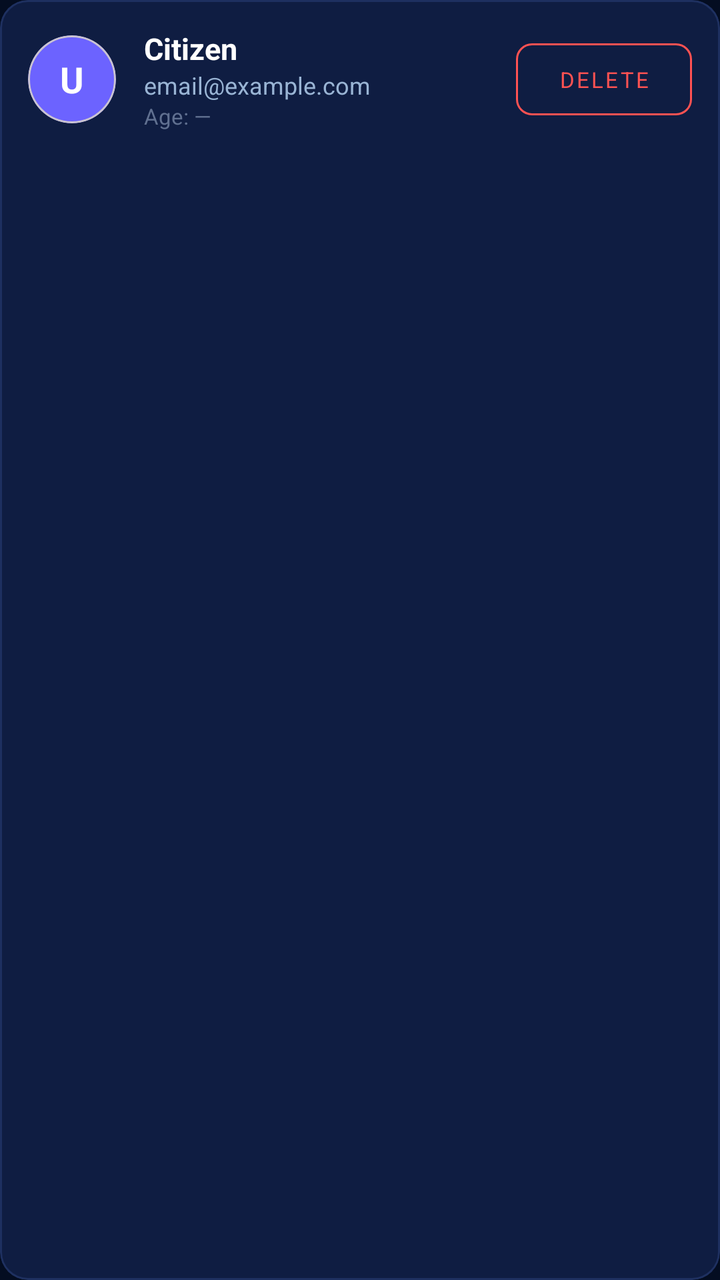
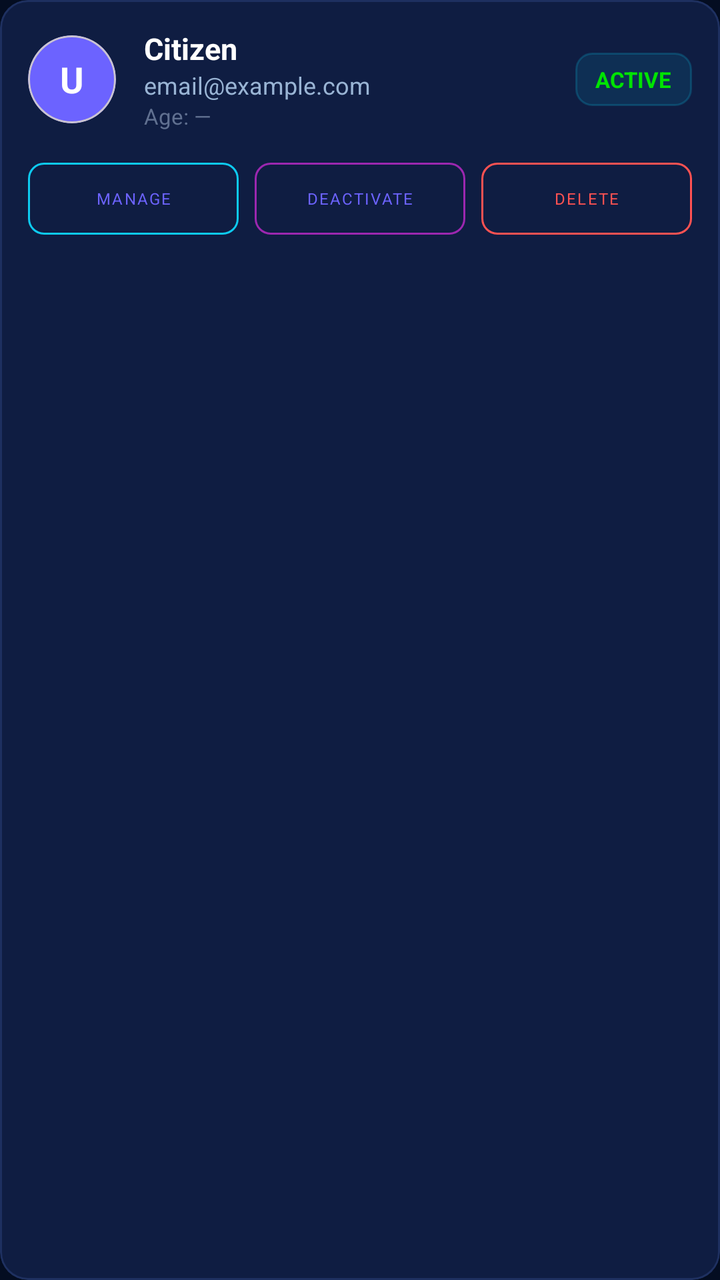

Before-and-after screenshots of an Android layout around one commit, followed by the original layout XML and the change that was made.
<!-- AndroidManifest.xml: application theme Theme.AirQuiltyMeter -->
<!-- res/layout/item_citizen_admin.xml -->
<?xml version="1.0" encoding="utf-8"?>
<com.google.android.material.card.MaterialCardView
    xmlns:android="http://schemas.android.com/apk/res/android"
    xmlns:app="http://schemas.android.com/apk/res-auto"
    android:layout_width="match_parent"
    android:layout_height="wrap_content"
    android:layout_marginBottom="10dp"
    app:cardBackgroundColor="@color/color_card"
    app:cardCornerRadius="14dp"
    app:strokeColor="@color/color_card_stroke"
    app:strokeWidth="1dp">

    <LinearLayout
        android:layout_width="match_parent"
        android:layout_height="wrap_content"
        android:orientation="horizontal"
        android:gravity="center_vertical"
        android:padding="14dp">

        
        <com.google.android.material.card.MaterialCardView
            android:layout_width="44dp"
            android:layout_height="44dp"
            android:layout_marginEnd="14dp"
            app:cardBackgroundColor="@color/color_primary"
            app:cardCornerRadius="22dp"
            app:cardElevation="0dp">
            <TextView
                android:id="@+id/tv_avatar"
                android:layout_width="match_parent"
                android:layout_height="match_parent"
                android:gravity="center"
                android:text="U"
                android:textColor="@color/white"
                android:textSize="18sp"
                android:textStyle="bold" />
        </com.google.android.material.card.MaterialCardView>

        
        <LinearLayout
            android:layout_width="0dp"
            android:layout_height="wrap_content"
            android:layout_weight="1"
            android:orientation="vertical">

            <TextView
                android:id="@+id/tv_name"
                android:layout_width="wrap_content"
                android:layout_height="wrap_content"
                android:text="Citizen"
                android:textColor="@color/white"
                android:textSize="15sp"
                android:textStyle="bold" />

            <TextView
                android:id="@+id/tv_email"
                android:layout_width="wrap_content"
                android:layout_height="wrap_content"
                android:text="email@example.com"
                android:textColor="@color/color_text_secondary"
                android:textSize="12sp" />

            <TextView
                android:id="@+id/tv_age"
                android:layout_width="wrap_content"
                android:layout_height="wrap_content"
                android:text="Age: —"
                android:textColor="@color/color_hint"
                android:textSize="11sp" />
        </LinearLayout>

        
        <com.google.android.material.button.MaterialButton
            android:id="@+id/btn_delete"
            android:layout_width="wrap_content"
            android:layout_height="wrap_content"
            android:text="Delete"
            android:textSize="11sp"
            style="@style/Widget.MaterialComponents.Button.OutlinedButton"
            app:strokeColor="@color/color_error"
            android:textColor="@color/color_error"
            app:cornerRadius="8dp" />

    </LinearLayout>
</com.google.android.material.card.MaterialCardView>
<!-- resources referenced by this layout -->
<resources>
  <color name="color_card">#0F1D42</color>
  <color name="color_card_stroke">#1E3060</color>
  <color name="color_error">#FF5252</color>
  <color name="color_hint">#607090</color>
  <color name="color_primary">#6C63FF</color>
  <color name="color_text_secondary">#99B4D4</color>
  <color name="white">#FFFFFF</color>
  <style name="Theme.AirQuiltyMeter" parent="Base.Theme.AirQuiltyMeter" />
  <style name="Base.Theme.AirQuiltyMeter" parent="Theme.Material3.DayNight.NoActionBar">
          <item name="colorPrimary">@color/color_primary</item>
          <item name="colorPrimaryVariant">@color/color_primary_variant</item>
          <item name="colorOnPrimary">@color/color_on_primary</item>
          <item name="colorSecondary">@color/color_secondary</item>
          <item name="colorSecondaryVariant">@color/color_secondary_variant</item>
          <item name="colorOnSecondary">@color/color_on_secondary</item>
          <item name="android:colorBackground">@color/color_background</item>
          <item name="colorSurface">@color/color_surface</item>
          <item name="colorOnSurface">@color/color_on_surface</item>
          <item name="colorError">@color/color_error</item>
          <item name="colorOnError">@color/color_on_error</item>
          <item name="android:statusBarColor">@color/color_status_bar</item>
          <item name="android:navigationBarColor">@color/color_background</item>
          <item name="android:windowLightStatusBar" tools:targetApi="m">false</item>
          <item name="android:fontFamily">sans-serif</item>
      </style>
  <color name="color_primary_variant">#5A54D4</color>
  <color name="color_on_primary">#FFFFFF</color>
  <color name="color_secondary">#0DCAF0</color>
  <color name="color_secondary_variant">#00A8CC</color>
  <color name="color_on_secondary">#000000</color>
  <color name="color_background">#040D21</color>
  <color name="color_surface">#0B1638</color>
  <color name="color_on_surface">#FFFFFF</color>
  <color name="color_on_error">#FFFFFF</color>
  <color name="color_status_bar">#040D21</color>
</resources>

<!-- the commit's change to res/layout/item_citizen_admin.xml (unified diff, before → after) -->
@@ -13,73 +13,119 @@
     <LinearLayout
         android:layout_width="match_parent"
         android:layout_height="wrap_content"
-        android:orientation="horizontal"
-        android:gravity="center_vertical"
+        android:orientation="vertical"
         android:padding="14dp">
 
-        
-        <com.google.android.material.card.MaterialCardView
-            android:layout_width="44dp"
-            android:layout_height="44dp"
-            android:layout_marginEnd="14dp"
-            app:cardBackgroundColor="@color/color_primary"
-            app:cardCornerRadius="22dp"
-            app:cardElevation="0dp">
-            <TextView
-                android:id="@+id/tv_avatar"
-                android:layout_width="match_parent"
-                android:layout_height="match_parent"
-                android:gravity="center"
-                android:text="U"
-                android:textColor="@color/white"
-                android:textSize="18sp"
-                android:textStyle="bold" />
-        </com.google.android.material.card.MaterialCardView>
+        <LinearLayout
+            android:layout_width="match_parent"
+            android:layout_height="wrap_content"
+            android:orientation="horizontal"
+            android:gravity="center_vertical">
 
-        
-        <LinearLayout
-            android:layout_width="0dp"
-            android:layout_height="wrap_content"
-            android:layout_weight="1"
-            android:orientation="vertical">
+            <com.google.android.material.card.MaterialCardView
+                android:layout_width="44dp"
+                android:layout_height="44dp"
+                android:layout_marginEnd="14dp"
+                app:cardBackgroundColor="@color/color_primary"
+                app:cardCornerRadius="22dp"
+                app:cardElevation="0dp">
+                <TextView
+                    android:id="@+id/tv_avatar"
+                    android:layout_width="match_parent"
+                    android:layout_height="match_parent"
+                    android:gravity="center"
+                    android:text="U"
+                    android:textColor="@color/white"
+                    android:textSize="18sp"
+                    android:textStyle="bold" />
+            </com.google.android.material.card.MaterialCardView>
+
+            <LinearLayout
+                android:layout_width="0dp"
+                android:layout_height="wrap_content"
+                android:layout_weight="1"
+                android:orientation="vertical">
+
+                <TextView
+                    android:id="@+id/tv_name"
+                    android:layout_width="wrap_content"
+                    android:layout_height="wrap_content"
+                    android:text="Citizen"
+                    android:textColor="@color/white"
+                    android:textSize="15sp"
+                    android:textStyle="bold" />
+
+                <TextView
+                    android:id="@+id/tv_email"
+                    android:layout_width="wrap_content"
+                    android:layout_height="wrap_content"
+                    android:text="email@example.com"
+                    android:textColor="@color/color_text_secondary"
+                    android:textSize="12sp" />
+
+                <TextView
+                    android:id="@+id/tv_age"
+                    android:layout_width="wrap_content"
+                    android:layout_height="wrap_content"
+                    android:text="Age: —"
+                    android:textColor="@color/color_hint"
+                    android:textSize="11sp" />
+            </LinearLayout>
 
             <TextView
-                android:id="@+id/tv_name"
+                android:id="@+id/tv_status"
                 android:layout_width="wrap_content"
                 android:layout_height="wrap_content"
-                android:text="Citizen"
-                android:textColor="@color/white"
-                android:textSize="15sp"
+                android:background="@drawable/chip_bg_teal"
+                android:paddingHorizontal="10dp"
+                android:paddingVertical="6dp"
+                android:text="ACTIVE"
+                android:textColor="@color/aqi_good"
+                android:textSize="11sp"
                 android:textStyle="bold" />
-
-            <TextView
-                android:id="@+id/tv_email"
-                android:layout_width="wrap_content"
-                android:layout_height="wrap_content"
-                android:text="email@example.com"
-                android:textColor="@color/color_text_secondary"
-                android:textSize="12sp" />
-
-            <TextView
-                android:id="@+id/tv_age"
-                android:layout_width="wrap_content"
-                android:layout_height="wrap_content"
-                android:text="Age: —"
-                android:textColor="@color/color_hint"
-                android:textSize="11sp" />
         </LinearLayout>
 
-        
-        <com.google.android.material.button.MaterialButton
-            android:id="@+id/btn_delete"
-            android:layout_width="wrap_content"
+        <LinearLayout
+            android:layout_width="match_parent"
             android:layout_height="wrap_content"
-            android:text="Delete"
-            android:textSize="11sp"
-            style="@style/Widget.MaterialComponents.Button.OutlinedButton"
-            app:strokeColor="@color/color_error"
-            android:textColor="@color/color_error"
-            app:cornerRadius="8dp" />
+            android:layout_marginTop="10dp"
+            android:orientation="horizontal">
 
+            <com.google.android.material.button.MaterialButton
+                android:id="@+id/btn_manage"
+                style="@style/Widget.MaterialComponents.Button.OutlinedButton"
+                android:layout_width="0dp"
+                android:layout_height="wrap_content"
+                android:layout_weight="1"
+                android:text="Manage"
+                android:textSize="8sp"
+                app:cornerRadius="8dp"
+                app:strokeColor="@color/color_secondary" />
+
+            <com.google.android.material.button.MaterialButton
+                android:id="@+id/btn_toggle_active"
+                style="@style/Widget.MaterialComponents.Button.OutlinedButton"
+                android:layout_width="0dp"
+                android:layout_height="wrap_content"
+                android:layout_marginStart="8dp"
+                android:layout_weight="1"
+                android:text="Deactivate"
+                android:textSize="8sp"
+                app:cornerRadius="8dp"
+                app:strokeColor="@color/color_tertiary" />
+
+            <com.google.android.material.button.MaterialButton
+                android:id="@+id/btn_delete"
+                style="@style/Widget.MaterialComponents.Button.OutlinedButton"
+                android:layout_width="0dp"
+                android:layout_height="wrap_content"
+                android:layout_marginStart="8dp"
+                android:layout_weight="1"
+                android:text="Delete"
+                android:textSize="8sp"
+                android:textColor="@color/color_error"
+                app:cornerRadius="8dp"
+                app:strokeColor="@color/color_error" />
+        </LinearLayout>
     </LinearLayout>
 </com.google.android.material.card.MaterialCardView>
<!-- resource entries referenced after the edit -->
@@ -1,5 +1,6 @@
 <!-- resources referenced by this layout -->
 <resources>
+  <color name="aqi_good">#00E400</color>
   <color name="color_card">#0F1D42</color>
   <color name="color_card_stroke">#1E3060</color>
   <color name="color_error">#FF5252</color>
@@ -7,6 +8,14 @@
   <color name="color_primary">#6C63FF</color>
   <color name="color_text_secondary">#99B4D4</color>
   <color name="white">#FFFFFF</color>
+  <!-- drawable chip_bg_teal (drawable) -->
+  <?xml version="1.0" encoding="utf-8"?>
+  <shape xmlns:android="http://schemas.android.com/apk/res/android"
+      android:shape="rectangle">
+      <solid android:color="#1A0DCAF0" />
+      <corners android:radius="8dp" />
+      <stroke android:width="1dp" android:color="#330DCAF0" />
+  </shape>
   <style name="Theme.AirQuiltyMeter" parent="Base.Theme.AirQuiltyMeter" />
   <style name="Base.Theme.AirQuiltyMeter" parent="Theme.Material3.DayNight.NoActionBar">
           <item name="colorPrimary">@color/color_primary</item>
@@ -28,6 +37,7 @@
   <color name="color_primary_variant">#5A54D4</color>
   <color name="color_on_primary">#FFFFFF</color>
   <color name="color_secondary">#0DCAF0</color>
+  <color name="color_tertiary">#9C27B0</color>
   <color name="color_secondary_variant">#00A8CC</color>
   <color name="color_on_secondary">#000000</color>
   <color name="color_background">#040D21</color>
